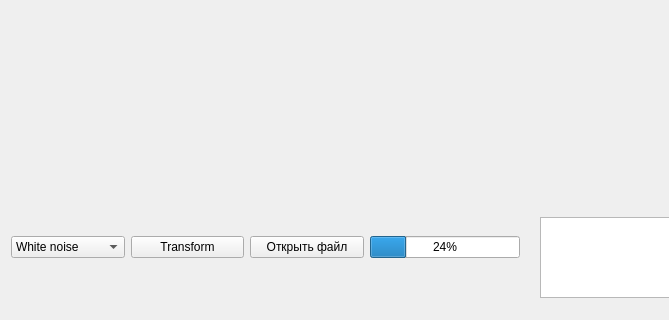
Above: qt_dithering_pixmap/MainWindow.ui from akapust1n/Dithering before the change; both pictures show x 0 to 669 and y 379 to 699 of the 1037 by 699 pixel window. Below: the same form after it.
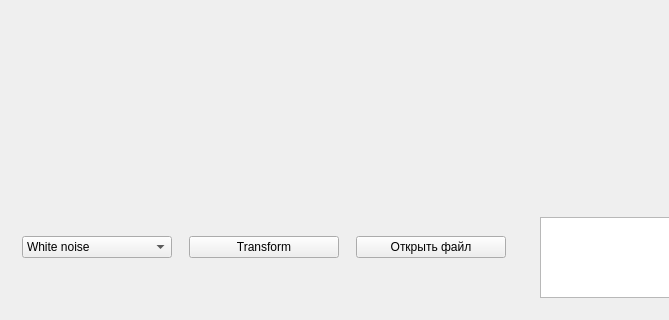
That is the form after the change.

The edit to the form file:
```diff
--- a/qt_dithering_pixmap/MainWindow.ui
+++ b/qt_dithering_pixmap/MainWindow.ui
@@ -112,6 +112,12 @@
      </item>
      <item>
       <widget class="QPushButton" name="pushButton_2">
+       <property name="maximumSize">
+        <size>
+         <width>150</width>
+         <height>16777215</height>
+        </size>
+       </property>
        <property name="text">
         <string>Transform</string>
        </property>
@@ -130,19 +136,6 @@
        </property>
       </widget>
      </item>
-     <item>
-      <widget class="QProgressBar" name="progressBar">
-       <property name="maximumSize">
-        <size>
-         <width>150</width>
-         <height>16777215</height>
-        </size>
-       </property>
-       <property name="value">
-        <number>24</number>
-       </property>
-      </widget>
-     </item>
     </layout>
    </widget>
   </widget>
```
